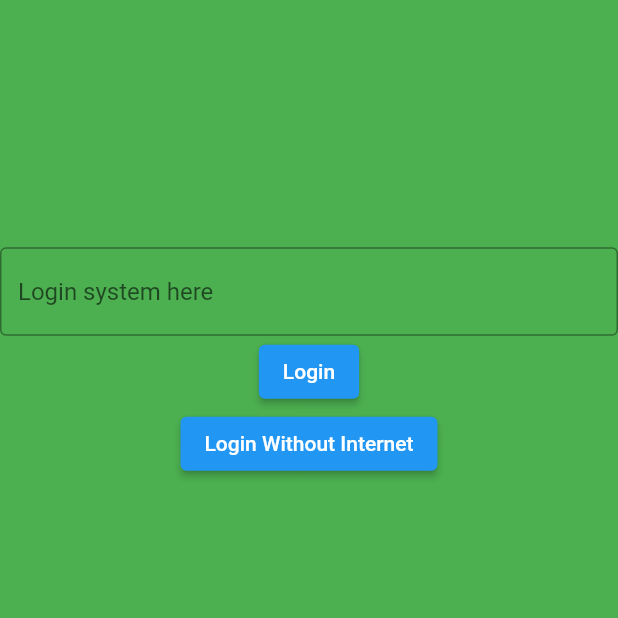
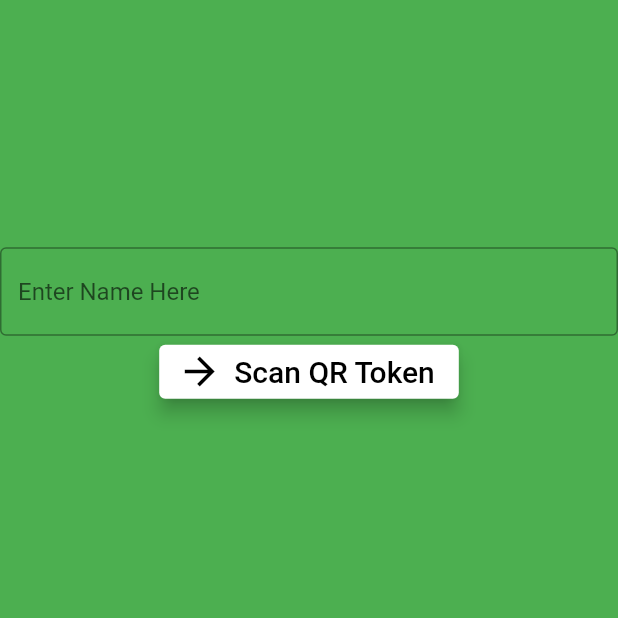
Before and after one commit to barryb5/8033_frc_scouting_2022, a Flutter app: the Login screen opened by its route, on a phone screen of 412 x 824 dp, the top half of it. Run offline on Flutter 3.47's test engine with Material 2 defaults, Android fonts, the phone set to English and light mode, and no system bars; our stand-ins replace flutter_spinkit, qr_flutter; missing offline and left inert: qr, qr_code_scanner.

Commit message:
[QR scanning] started making the qr scanner for the token system, not tested on actualy phone yet

```diff
--- a/lib/main.dart
+++ b/lib/main.dart
@@ -4,6 +4,7 @@ import 'package:frc_scouting/pages/home_screen.dart';
 import 'package:frc_scouting/pages/loading_screen.dart';
 import 'package:frc_scouting/pages/login_screen.dart';
 import 'package:frc_scouting/pages/postgame_data.dart';
+import 'package:frc_scouting/pages/qr_scanner.dart';
 import 'package:frc_scouting/pages/qrcode_screen.dart';
 import 'package:frc_scouting/pages/start_collection.dart';
 import 'package:frc_scouting/pages/qrcode_screen.dart';
@@ -25,6 +26,7 @@ void main() {
       '/start_page': (context) => StartPage(),
       '/qrcode_screen': (context) => QRCodeScreen(),
       '/text_qrcode_screen': (context) => TextQRCodeScreen(),
+      '/qr_scanner': (context) => QrView(),
     },
   ));
 }
--- a/lib/pages/login_screen.dart
+++ b/lib/pages/login_screen.dart
@@ -1,4 +1,6 @@
 import 'package:flutter/material.dart';
+import 'package:frc_scouting/pages/qr_scanner.dart';
+import 'package:qr_code_scanner/qr_code_scanner.dart';
 
 class Login extends StatefulWidget {
   const Login({Key? key}) : super(key: key);
@@ -9,21 +11,22 @@ class Login extends StatefulWidget {
 
 class _LoginState extends State<Login> {
   final loginController = TextEditingController();
-  late bool useQR;
   late bool loggedIn;
   late String name;
+  late int teamScouted;
+  late Barcode barcode;
 
   @override
   void initState() {
     super.initState();
-    useQR = true;
   }
 
   void returnData() async {
+    print(barcode.code);
     Map<String, dynamic> returnInfo = {
-      "useQR": useQR,
-      "loggedIn": loggedIn,
+      'loggedIn': loggedIn,
       'name': name,
+      'barcode': barcode,
     };
     Navigator.pop((context), returnInfo);
   }
@@ -51,41 +54,45 @@ class _LoginState extends State<Login> {
               controller: loginController,
               decoration: InputDecoration(
                 border: OutlineInputBorder(),
-                hintText: 'Login system here',
+                hintText: 'Enter Name Here',
               ),
             ),
-            ElevatedButton(
-                onPressed: () {
-                  // TODO: If logged in properly, save profile and send login entry to firebase
-                  if (users.containsValue(loginController.text)) {
-                    useQR = false;
-                    loggedIn = true;
-                    name = loginController.text;
+            ValueListenableBuilder(valueListenable: loginController, builder: (context, value, child) {
+              return ElevatedButton.icon(
+                onPressed: value.text.isNotEmpty ? () async {
+                  // Open QR Scanner if not empty
+                  name = value.text;
+                  barcode = await Navigator.pushNamed((context), '/qr_scanner') as Barcode;
                   returnData();
-                  } else {
+                } : () {
+                  // If text box is empty
                   showDialog(
                     context: context,
                     builder: (context) {
                       return AlertDialog(
-                          // Retrieve the text that the user has entered by using the
-                          // TextEditingController.
-                          content: Text('Not a user'),
+                        content: Text('Enter Your Name First'),
                       );
                     },
                   );
-                  }
                 },
-                child: Text('Login')),
-            ElevatedButton(
-              onPressed: () {
-                useQR = true;
-                loggedIn = false;
-                name = 'Not Added';
-                returnData();
-              },
-              child: Text('Login Without Internet'),
-              // TODO: Make the app then display the 6 teams that can be scouted
+                style: ButtonStyle(
+                  elevation: MaterialStateProperty.all(5),
+                  backgroundColor: MaterialStateProperty.all(Colors.white),
                 ),
+                label: Text(
+                  'Scan QR Token',
+                  style: TextStyle(
+                    color: Colors.black,
+                    fontSize: 20,
+                  ),
+                ),
+                icon: Icon(
+                  Icons.arrow_forward,
+                  color: Colors.black,
+                  size: 30,
+                ),
+              );
+            }),
           ],
         ),
       ),
--- a/lib/pages/qrcode_screen.dart
+++ b/lib/pages/qrcode_screen.dart
@@ -2,7 +2,7 @@ import 'package:flutter/material.dart';
 import 'package:flutter/services.dart';
 import 'package:frc_scouting/services/game_data.dart';
 import 'dart:io';
-import '../views/frc_qrcode_view.dart';
+import '../custom_widgets/frc_qrcode_view.dart';
 
 class QRCodeScreen extends StatefulWidget {
   const QRCodeScreen({super.key});
--- a/lib/pages/text_qrcode_screen.dart
+++ b/lib/pages/text_qrcode_screen.dart
@@ -12,7 +12,7 @@ import 'dart:ui' as ui;
 import 'dart:io';
 import 'package:path_provider/path_provider.dart';
 
-import '../views/frc_qrcode_view.dart';
+import '../custom_widgets/frc_qrcode_view.dart';
 
 
 class TextQRCodeScreen extends StatefulWidget {
--- a/pubspec.yaml
+++ b/pubspec.yaml
@@ -37,6 +37,7 @@ dependencies:
   qr: ^2.0.0
   qr_flutter: ^4.0.0
   path_provider: ^2.0.11
+  qr_code_scanner: ^1.0.1
 
   # The following adds the Cupertino Icons font to your application.
   # Use with the CupertinoIcons class for iOS style icons.
```
Also changed, not shown: lib/pages/qr_scanner.dart (added, +165 -0 lines), lib/custom_widgets/frc_qrcode_view.dart (renamed from lib/views/frc_qrcode_view.dart), pubspec.lock, 1 other file. Lines whose indentation alone changed are shown as unchanged.
